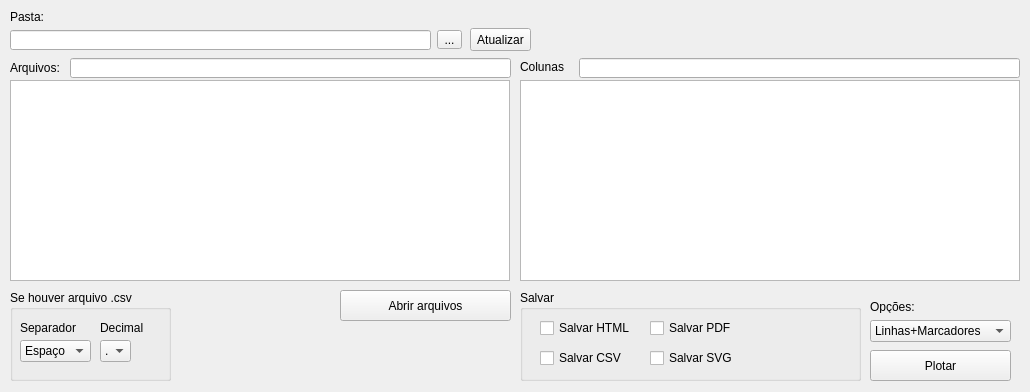
Old version of the form compare-results/app2/window.ui in the repository RodLondero/mestrado-codes.
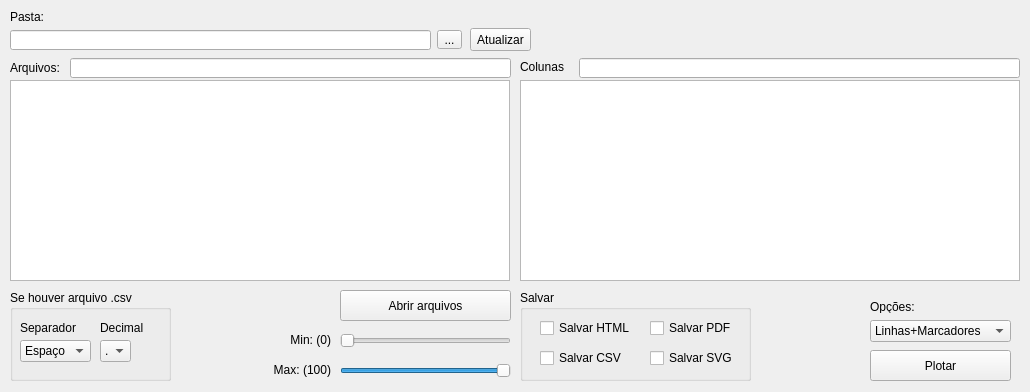
New version of the form.

The edit to the form file:
```diff
--- a/compare-results/app2/window.ui
+++ b/compare-results/app2/window.ui
@@ -230,7 +230,7 @@
      <rect>
       <x>520</x>
       <y>290</y>
-      <width>341</width>
+      <width>231</width>
       <height>91</height>
      </rect>
     </property>
@@ -348,6 +348,94 @@
      </rect>
     </property>
    </widget>
+   <widget class="QSlider" name="sliderMax">
+    <property name="geometry">
+     <rect>
+      <x>340</x>
+      <y>360</y>
+      <width>171</width>
+      <height>22</height>
+     </rect>
+    </property>
+    <property name="layoutDirection">
+     <enum>Qt::LeftToRight</enum>
+    </property>
+    <property name="maximum">
+     <number>100</number>
+    </property>
+    <property name="singleStep">
+     <number>1</number>
+    </property>
+    <property name="value">
+     <number>100</number>
+    </property>
+    <property name="sliderPosition">
+     <number>100</number>
+    </property>
+    <property name="orientation">
+     <enum>Qt::Horizontal</enum>
+    </property>
+    <property name="invertedAppearance">
+     <bool>false</bool>
+    </property>
+    <property name="invertedControls">
+     <bool>false</bool>
+    </property>
+    <property name="tickPosition">
+     <enum>QSlider::NoTicks</enum>
+    </property>
+   </widget>
+   <widget class="QSlider" name="sliderMin">
+    <property name="geometry">
+     <rect>
+      <x>340</x>
+      <y>330</y>
+      <width>171</width>
+      <height>22</height>
+     </rect>
+    </property>
+    <property name="whatsThis">
+     <string/>
+    </property>
+    <property name="autoFillBackground">
+     <bool>false</bool>
+    </property>
+    <property name="orientation">
+     <enum>Qt::Horizontal</enum>
+    </property>
+   </widget>
+   <widget class="QLabel" name="labelMin">
+    <property name="geometry">
+     <rect>
+      <x>190</x>
+      <y>330</y>
+      <width>141</width>
+      <height>20</height>
+     </rect>
+    </property>
+    <property name="text">
+     <string>Min: (0)</string>
+    </property>
+    <property name="alignment">
+     <set>Qt::AlignRight|Qt::AlignTrailing|Qt::AlignVCenter</set>
+    </property>
+   </widget>
+   <widget class="QLabel" name="labelMax">
+    <property name="geometry">
+     <rect>
+      <x>190</x>
+      <y>360</y>
+      <width>141</width>
+      <height>20</height>
+     </rect>
+    </property>
+    <property name="text">
+     <string>Max: (100)</string>
+    </property>
+    <property name="alignment">
+     <set>Qt::AlignRight|Qt::AlignTrailing|Qt::AlignVCenter</set>
+    </property>
+   </widget>
   </widget>
  </widget>
  <resources/>
```
